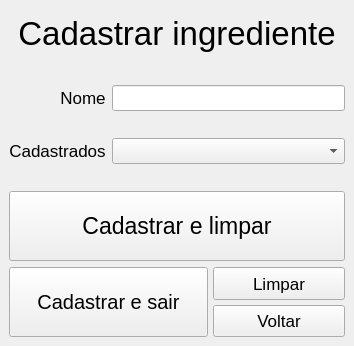
This is tela_cadastro_ingrediente.ui in lucasHashi/PyQt5-gerenciador-de-vendas-de-comidas as Qt 5 draws it before an edit. The edited form follows.
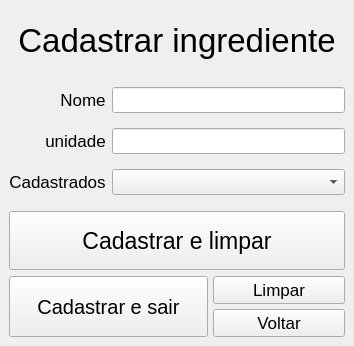
This is the edited form.

```diff
--- a/tela_cadastro_ingrediente.ui
+++ b/tela_cadastro_ingrediente.ui
@@ -14,7 +14,7 @@
    <string>MainWindow</string>
   </property>
   <widget class="QWidget" name="centralwidget">
-   <layout class="QVBoxLayout" name="verticalLayout" stretch="2,5,6">
+   <layout class="QVBoxLayout" name="verticalLayout" stretch="1,2,2">
     <item>
      <layout class="QHBoxLayout" name="lay_hori_titulo">
       <property name="spacing">
@@ -82,6 +82,42 @@
        </widget>
       </item>
       <item row="1" column="0">
+       <widget class="QLabel" name="lbl_unidade">
+        <property name="sizePolicy">
+         <sizepolicy hsizetype="Minimum" vsizetype="Minimum">
+          <horstretch>0</horstretch>
+          <verstretch>2</verstretch>
+         </sizepolicy>
+        </property>
+        <property name="font">
+         <font>
+          <pointsize>13</pointsize>
+         </font>
+        </property>
+        <property name="text">
+         <string>unidade</string>
+        </property>
+        <property name="alignment">
+         <set>Qt::AlignCenter</set>
+        </property>
+       </widget>
+      </item>
+      <item row="1" column="1">
+       <widget class="QLineEdit" name="txt_unidade">
+        <property name="sizePolicy">
+         <sizepolicy hsizetype="Expanding" vsizetype="Maximum">
+          <horstretch>0</horstretch>
+          <verstretch>2</verstretch>
+         </sizepolicy>
+        </property>
+        <property name="font">
+         <font>
+          <pointsize>11</pointsize>
+         </font>
+        </property>
+       </widget>
+      </item>
+      <item row="2" column="0">
        <widget class="QLabel" name="lbl_cadastrados">
         <property name="sizePolicy">
          <sizepolicy hsizetype="Minimum" vsizetype="Minimum">
@@ -102,7 +138,7 @@
         </property>
        </widget>
       </item>
-      <item row="1" column="1">
+      <item row="2" column="1">
        <widget class="QComboBox" name="combo_nomes">
         <property name="font">
          <font>
```
